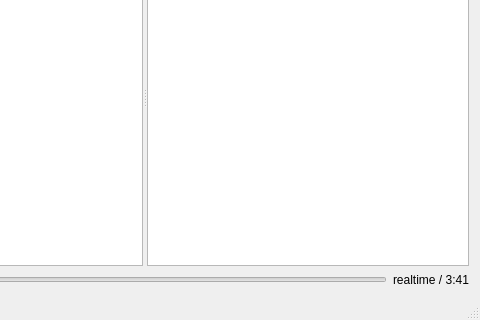
Old version of the form MainWindow.ui in the repository cetic/foren6-gui-qt; both pictures show x 190 to 670 and y 132 to 452 of the 670 by 452 pixel window.
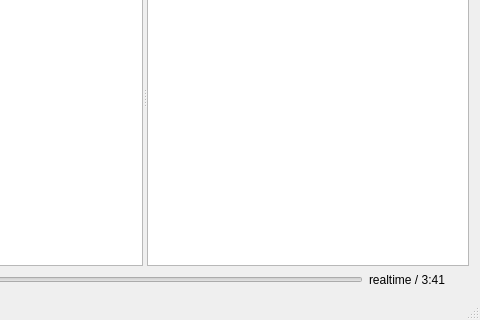
New version of the form. Icons and pictures are not drawn.

Commit message: Corrected version slider behavior about version 0 and other version

The edit to the form file:
```diff
--- a/MainWindow.ui
+++ b/MainWindow.ui
@@ -46,6 +46,12 @@
     </item>
     <item row="1" column="2">
      <widget class="QLabel" name="versionLabel">
+      <property name="minimumSize">
+       <size>
+        <width>100</width>
+        <height>0</height>
+       </size>
+      </property>
       <property name="maximumSize">
        <size>
         <width>100</width>
```
The commit also changes 1 other file.
